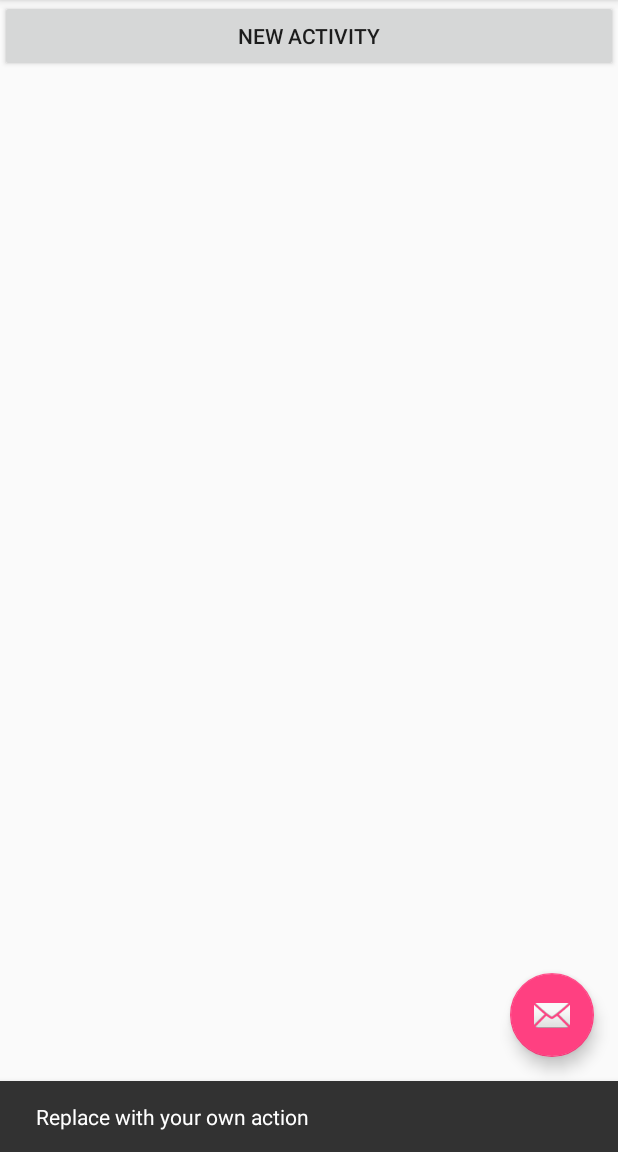
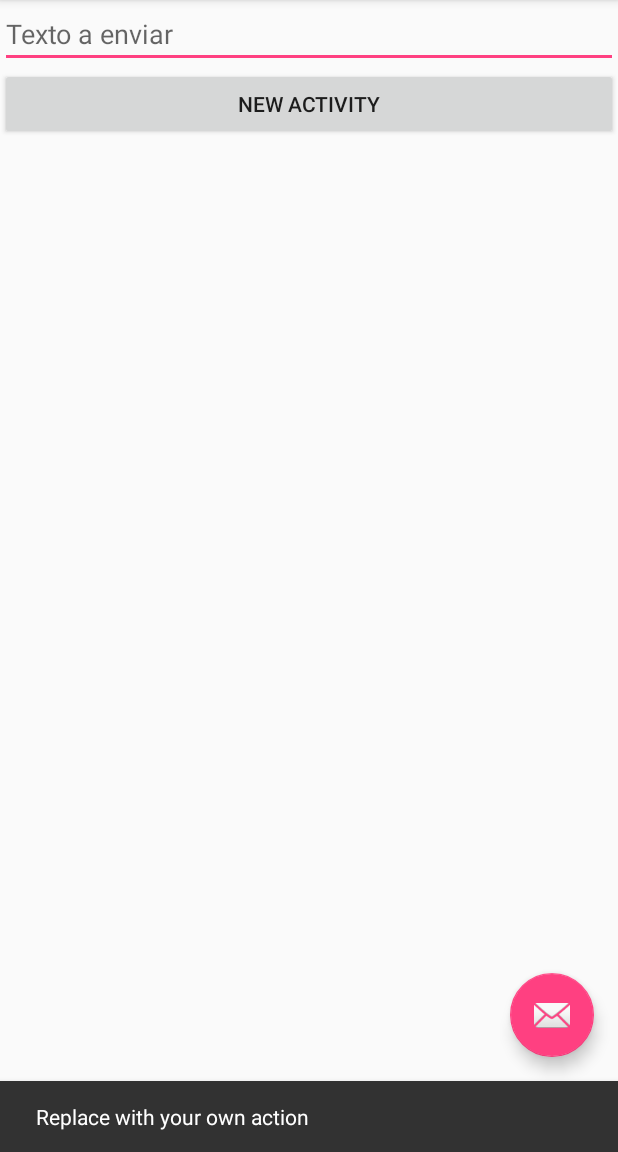
Before and after one commit to DiegoMatus/android_examples, an Android app: the screen it shows after launch (MainActivity), after a tap on an icon or button, on a phone screen of 412 x 824 dp, the part 84-1236 px from its top. Run offline under Robolectric (Android 15) with nearby library versions, the phone set to English and light mode, and no system bars.

```diff
--- a/app/src/main/java/com/example/diego/codigofacilito/MainActivity.java
+++ b/app/src/main/java/com/example/diego/codigofacilito/MainActivity.java
@@ -3,6 +3,7 @@ package com.example.diego.codigofacilito;
 import android.content.Intent;
 import android.media.Image;
 import android.os.Bundle;
+import android.support.annotation.StringDef;
 import android.support.design.widget.FloatingActionButton;
 import android.support.design.widget.Snackbar;
 import android.support.v7.app.AppCompatActivity;
@@ -17,6 +18,7 @@ import android.widget.TextView;
 
 public class MainActivity extends AppCompatActivity implements View.OnClickListener {
     Button newActivity;
+    EditText editText;
 
     @Override
     protected void onCreate(Bundle savedInstanceState) {
@@ -26,6 +28,7 @@ public class MainActivity extends AppCompatActivity implements View.OnClickListe
         setSupportActionBar(toolbar);
 
         newActivity = (Button) findViewById(R.id.newActivity);
+        editText = (EditText) findViewById(R.id.editText);
 
         FloatingActionButton fab = (FloatingActionButton) findViewById(R.id.fab);
         fab.setOnClickListener(new View.OnClickListener() {
@@ -65,7 +68,11 @@ public class MainActivity extends AppCompatActivity implements View.OnClickListe
     public void onClick(View v) {
         switch (v.getId()){
             case R.id.newActivity:
+                String dato = editText.getText().toString();
+
                 Intent intent = new Intent(MainActivity.this, SecondActivity.class);
+                intent.putExtra("DATO", dato);
+
                 startActivity(intent);
                 break;
             default:
--- a/app/src/main/res/layout/activity_second.xml
+++ b/app/src/main/res/layout/activity_second.xml
@@ -10,6 +10,7 @@
     tools:context="com.example.diego.codigofacilito.SecondActivity">
 
     <TextView
+        android:id="@+id/text"
         android:layout_width="match_parent"
         android:layout_height="wrap_content"
         android:text="@string/another_string"/>
--- a/app/src/main/res/layout/content_main.xml
+++ b/app/src/main/res/layout/content_main.xml
@@ -9,6 +9,12 @@
     tools:context="com.example.diego.codigofacilito.MainActivity"
     tools:showIn="@layout/activity_main">
 
+    <EditText
+        android:id="@+id/editText"
+        android:layout_width="match_parent"
+        android:layout_height="wrap_content"
+        android:hint="Texto a enviar"/>
+
     <Button
         android:id="@+id/newActivity"
         android:layout_width="match_parent"
```
Also changed, not shown: app/src/main/java/com/example/diego/codigofacilito/SecondActivity.java (+15 -0 lines), 2 other files.
